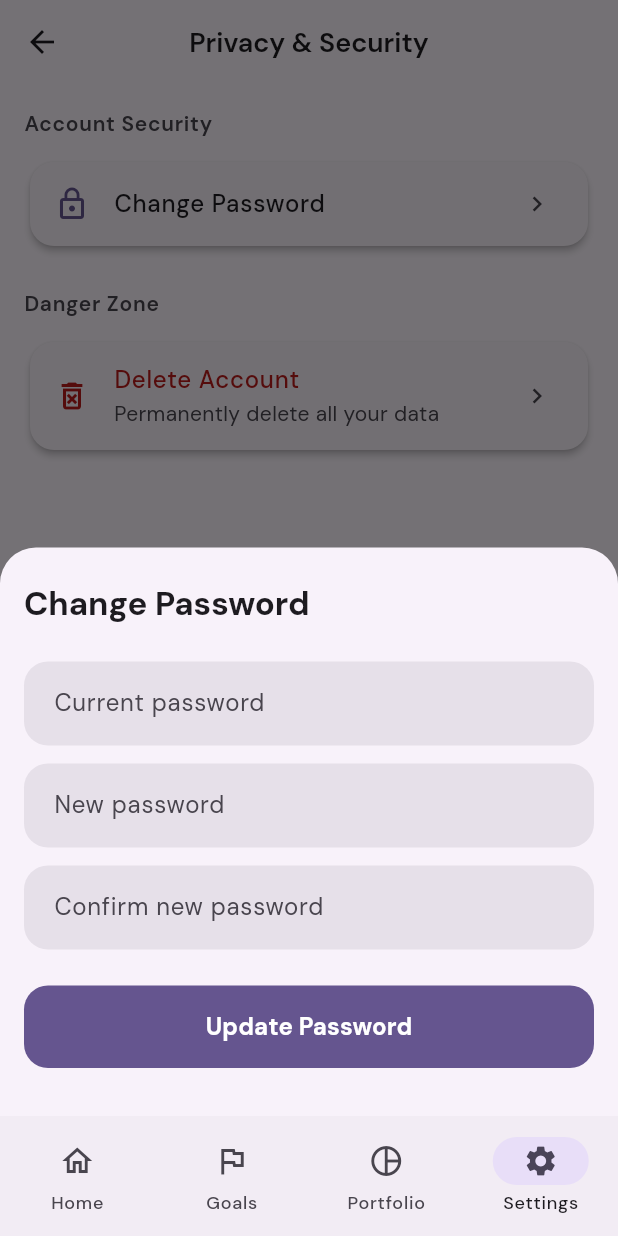
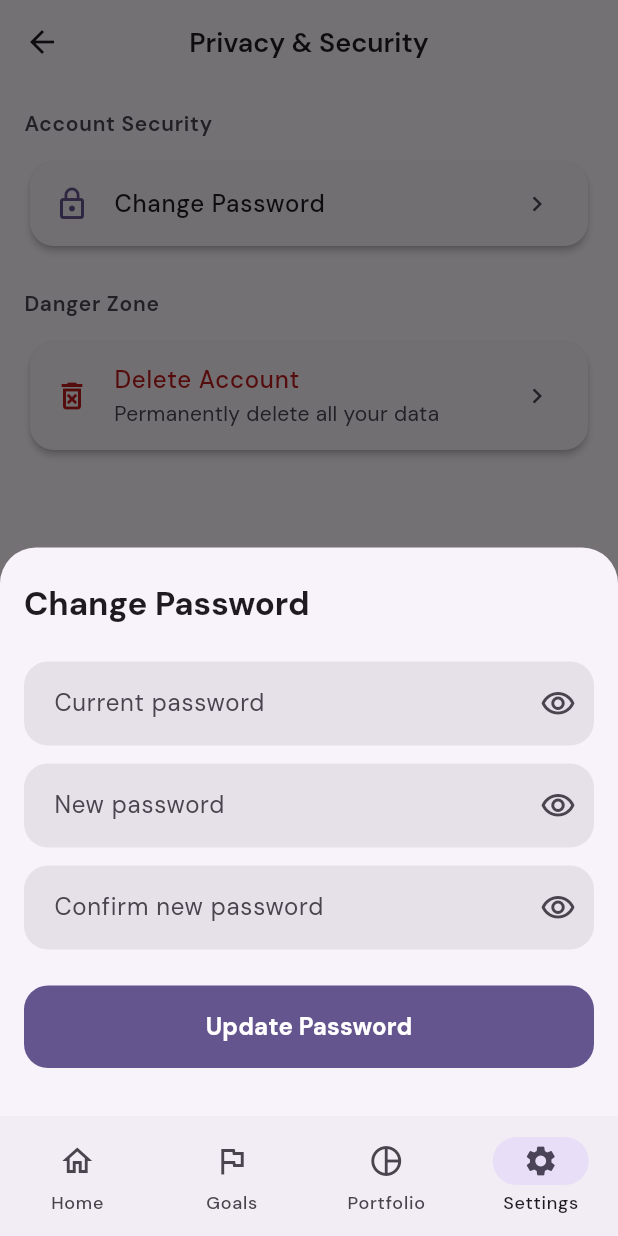
Before and after one commit to johnduartemoreno/investy_frontend, a Flutter app: the SecurityScreen screen opened by its route, after a tap on "Change Password", on a phone screen of 412 x 824 dp. Run offline on Flutter 3.47's test engine with Material 3 defaults, Android fonts, the phone set to English and light mode, and no system bars; our stand-ins replace dio, equatable, firebase_auth, firebase_core, firebase_messaging, flutter_riverpod and 8 more; accounts and stored records are empty; generated files the repository leaves out were written again; network calls fail.

Commit message:
claude: fix(S10.5): add show/hide toggle to all password fields in security screen
Replaces CustomTextField (no toggle support) with _PasswordField helper
widget in _ChangePasswordSheet (3 fields) and _DeleteAccountSheet (1 field).
All password inputs now have the eye icon toggle as per app standard.

Co-Authored-By: Claude Sonnet 4.6 <noreply@anthropic.com>

```diff
--- a/lib/features/settings/presentation/security_screen.dart
+++ b/lib/features/settings/presentation/security_screen.dart
@@ -174,6 +174,9 @@ class _ChangePasswordSheetState extends State<_ChangePasswordSheet> {
   final _confirmCtrl = TextEditingController();
   bool _loading = false;
   String? _error;
+  bool _obscureCurrent = true;
+  bool _obscureNew = true;
+  bool _obscureConfirm = true;
 
   @override
   void dispose() {
@@ -248,18 +251,20 @@ class _ChangePasswordSheetState extends State<_ChangePasswordSheet> {
                   style: theme.textTheme.titleLarge
                       ?.copyWith(fontWeight: FontWeight.bold)),
               const SizedBox(height: AppDimens.spacingXL),
-              CustomTextField(
+              _PasswordField(
                 controller: _currentCtrl,
                 label: 'Current password',
-                obscureText: true,
+                obscure: _obscureCurrent,
+                onToggle: () => setState(() => _obscureCurrent = !_obscureCurrent),
                 validator: (v) =>
                     (v == null || v.isEmpty) ? 'Required' : null,
               ),
               const SizedBox(height: AppDimens.spacingM),
-              CustomTextField(
+              _PasswordField(
                 controller: _newCtrl,
                 label: 'New password',
-                obscureText: true,
+                obscure: _obscureNew,
+                onToggle: () => setState(() => _obscureNew = !_obscureNew),
                 validator: (v) {
                   if (v == null || v.isEmpty) return 'Required';
                   if (v.length < 6) return 'At least 6 characters';
@@ -267,10 +272,11 @@ class _ChangePasswordSheetState extends State<_ChangePasswordSheet> {
                 },
               ),
               const SizedBox(height: AppDimens.spacingM),
-              CustomTextField(
+              _PasswordField(
                 controller: _confirmCtrl,
                 label: 'Confirm new password',
-                obscureText: true,
+                obscure: _obscureConfirm,
+                onToggle: () => setState(() => _obscureConfirm = !_obscureConfirm),
                 validator: (v) {
                   if (v == null || v.isEmpty) return 'Required';
                   if (v != _newCtrl.text) return 'Passwords do not match';
@@ -318,6 +324,7 @@ class _DeleteAccountSheetState extends State<_DeleteAccountSheet> {
   final _emailConfirmCtrl = TextEditingController();
   bool _loading = false;
   String? _error;
+  bool _obscurePassword = true;
 
   String get _currentEmail =>
       firebase_auth.FirebaseAuth.instance.currentUser?.email ?? '';
@@ -417,10 +424,12 @@ class _DeleteAccountSheetState extends State<_DeleteAccountSheet> {
                 keyboardType: TextInputType.emailAddress,
               )
             else
-              CustomTextField(
+              _PasswordField(
                 controller: _passwordCtrl,
                 label: 'Your password',
-                obscureText: true,
+                obscure: _obscurePassword,
+                onToggle: () =>
+                    setState(() => _obscurePassword = !_obscurePassword),
               ),
             if (_error != null) ...[
               const SizedBox(height: AppDimens.spacingM),
@@ -453,3 +462,61 @@ class _DeleteAccountSheetState extends State<_DeleteAccountSheet> {
     );
   }
 }
+
+// ---------------------------------------------------------------------------
+// Reusable password field with show/hide toggle
+// ---------------------------------------------------------------------------
+
+class _PasswordField extends StatelessWidget {
+  final TextEditingController controller;
+  final String label;
+  final bool obscure;
+  final VoidCallback onToggle;
+  final String? Function(String?)? validator;
+
+  const _PasswordField({
+    required this.controller,
+    required this.label,
+    required this.obscure,
+    required this.onToggle,
+    this.validator,
+  });
+
+  @override
+  Widget build(BuildContext context) {
+    return TextFormField(
+      controller: controller,
+      obscureText: obscure,
+      validator: validator,
+      decoration: InputDecoration(
+        labelText: label,
+        suffixIcon: IconButton(
+          icon: Icon(obscure ? Icons.visibility_outlined : Icons.visibility_off_outlined),
+          onPressed: onToggle,
+        ),
+        border: OutlineInputBorder(
+          borderRadius: BorderRadius.circular(AppDimens.radius),
+          borderSide: BorderSide.none,
+        ),
+        enabledBorder: OutlineInputBorder(
+          borderRadius: BorderRadius.circular(AppDimens.radius),
+          borderSide: BorderSide.none,
+        ),
+        focusedBorder: OutlineInputBorder(
+          borderRadius: BorderRadius.circular(AppDimens.radius),
+          borderSide: const BorderSide(width: 2, color: Colors.blue),
+        ),
+        errorBorder: OutlineInputBorder(
+          borderRadius: BorderRadius.circular(AppDimens.radius),
+          borderSide: BorderSide.none,
+        ),
+        focusedErrorBorder: OutlineInputBorder(
+          borderRadius: BorderRadius.circular(AppDimens.radius),
+          borderSide: const BorderSide(width: 2, color: Colors.blue),
+        ),
+        filled: true,
+        contentPadding: const EdgeInsets.all(AppDimens.spacingL),
+      ),
+    );
+  }
+}
```
